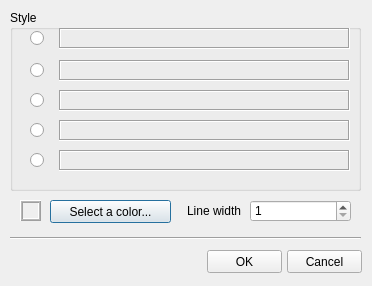
Old version of the form clinecolordlg.ui in the repository PavelMr/skytechx.
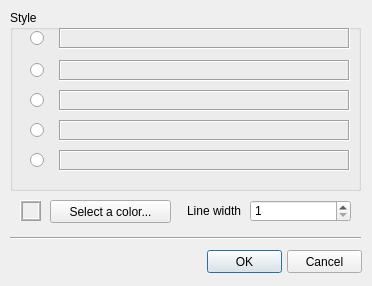
New version of the form.

Diff of the .ui file:
```diff
--- a/clinecolordlg.ui
+++ b/clinecolordlg.ui
@@ -273,6 +273,9 @@
    <property name="text">
     <string>OK</string>
    </property>
+   <property name="default">
+    <bool>true</bool>
+   </property>
   </widget>
  </widget>
  <resources/>
```
